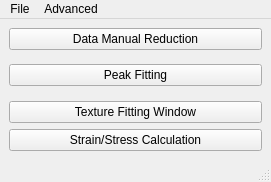
First picture: the form in pyrs/interface/designer/pyrsmain.ui, repository neutrons/PyRS, before the edit.
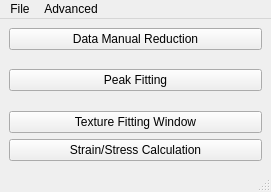
Second picture: the form after the edit.

Commit message: inital commit for merge runs GUI

```diff
--- a/pyrs/interface/designer/pyrsmain.ui
+++ b/pyrs/interface/designer/pyrsmain.ui
@@ -7,7 +7,7 @@
     <x>0</x>
     <y>0</y>
     <width>271</width>
-    <height>182</height>
+    <height>192</height>
    </rect>
   </property>
   <property name="windowTitle">
```
Left out of the diff: 8 changed lines with no effect on the pictures. The commit also changes 4 other files.
